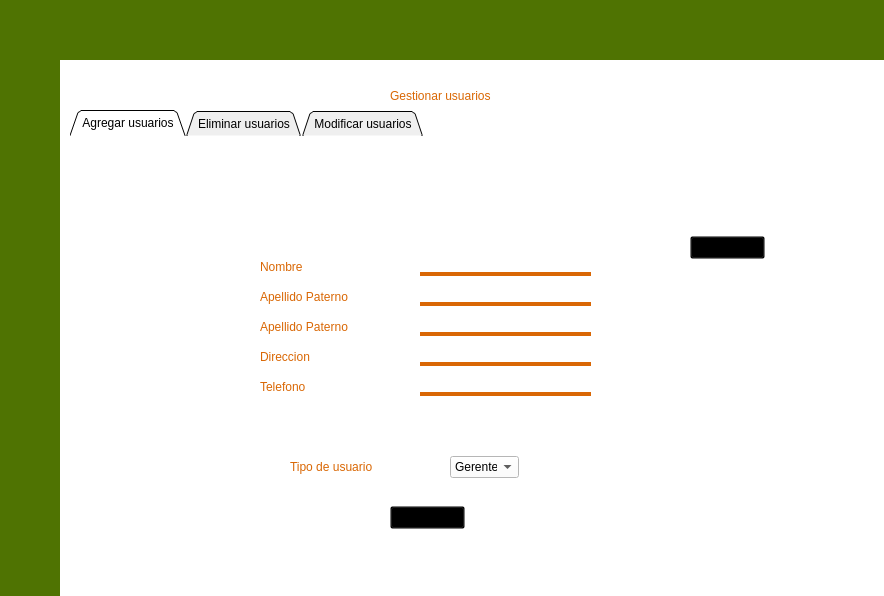
Above: gerente.ui from FernandoHS-0/Sabware before the change. Below: the same form after it.
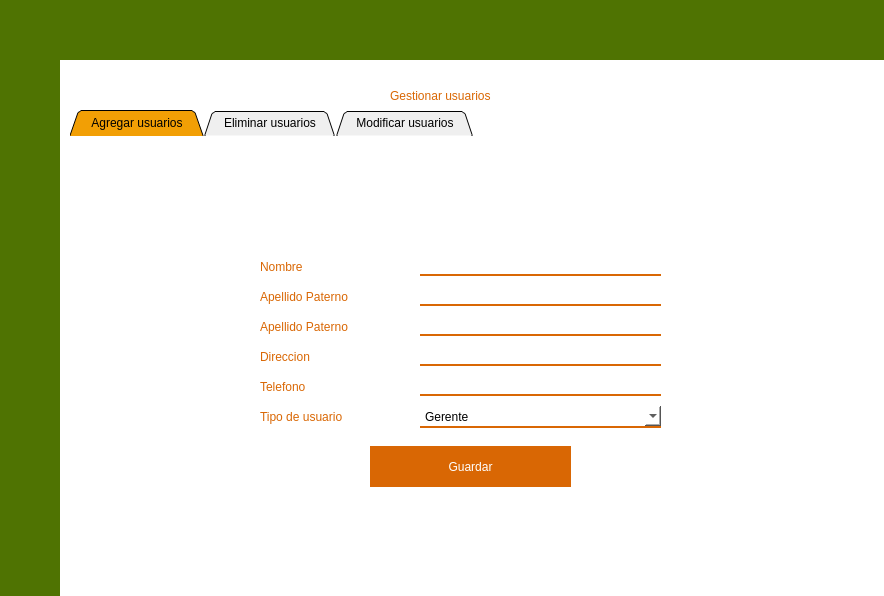
That is the form after the change. Icons and pictures are not drawn.

The edit to the form file:
```diff
--- a/gerente.ui
+++ b/gerente.ui
@@ -156,8 +156,9 @@
       <string notr="true">QTabBar::tab{
 padding-top: 5px;
 padding-bottom: 5px;
-padding-left:10px;
-padding-right: 10px;
+padding-left:20px;
+padding-right: 20px;
+font: 7.5pt &quot;HelvLight&quot;;
 }
 QTabBar::tab:selected{
 border-top: 1px solid red;
@@ -168,9 +169,6 @@
 }
 
 
-
-    background: transparent;
-
 </string>
      </property>
      <property name="tabPosition">
@@ -232,15 +230,16 @@
         <rect>
          <x>350</x>
          <y>150</y>
-         <width>171</width>
+         <width>241</width>
          <height>20</height>
         </rect>
        </property>
        <property name="styleSheet">
         <string notr="true">    background-color:#FFF;
     border: none;
-    border-bottom: 4px solid #D96704; 
+    border-bottom: 2px solid #D96704; 
 	color: black;
+font: 10pt &quot;HelvLight&quot;;
 </string>
        </property>
        <property name="text">
@@ -250,15 +249,17 @@
       <widget class="QComboBox" name="comboBox">
        <property name="geometry">
         <rect>
-         <x>380</x>
-         <y>320</y>
-         <width>69</width>
+         <x>350</x>
+         <y>270</y>
+         <width>241</width>
          <height>22</height>
         </rect>
        </property>
        <property name="styleSheet">
-        <string notr="true">
+        <string notr="true">font: 10pt &quot;HelvLight&quot;;
 background-color:#FFF;
+ border: none;
+border-bottom: 2px solid #D96704; 
 </string>
        </property>
        <item>
@@ -287,15 +288,16 @@
         <rect>
          <x>350</x>
          <y>120</y>
-         <width>171</width>
+         <width>241</width>
          <height>20</height>
         </rect>
        </property>
        <property name="styleSheet">
         <string notr="true">    background-color:#FFF;
     border: none;
-    border-bottom: 4px solid #D96704; 
+    border-bottom: 2px solid #D96704; 
 	color: black;
+font: 10pt &quot;HelvLight&quot;;
 </string>
        </property>
        <property name="text">
@@ -341,15 +343,16 @@
         <rect>
          <x>350</x>
          <y>180</y>
-         <width>171</width>
+         <width>241</width>
          <height>20</height>
         </rect>
        </property>
        <property name="styleSheet">
         <string notr="true">    background-color:#FFF;
     border: none;
-    border-bottom: 4px solid #D96704; 
+    border-bottom: 2px solid #D96704; 
 	color: black;
+font: 10pt &quot;HelvLight&quot;;
 </string>
        </property>
        <property name="text">
@@ -378,16 +381,16 @@
         <rect>
          <x>350</x>
          <y>210</y>
-         <width>171</width>
+         <width>241</width>
          <height>20</height>
         </rect>
        </property>
        <property name="styleSheet">
         <string notr="true">    background-color:#FFF;
     border: none;
-    border-bottom: 4px solid #D96704; 
+    border-bottom: 2px solid #D96704; 
 	color: black;
-</string>
+font: 10pt &quot;HelvLight&quot;;</string>
        </property>
        <property name="text">
         <string/>
@@ -396,8 +399,8 @@
       <widget class="QLabel" name="label_6">
        <property name="geometry">
         <rect>
-         <x>220</x>
-         <y>320</y>
+         <x>190</x>
+         <y>270</y>
          <width>141</width>
          <height>21</height>
         </rect>
@@ -413,12 +416,24 @@
       <widget class="QPushButton" name="Guardar">
        <property name="geometry">
         <rect>
-         <x>320</x>
-         <y>370</y>
-         <width>75</width>
-         <height>23</height>
+         <x>300</x>
+         <y>310</y>
+         <width>201</width>
+         <height>41</height>
         </rect>
        </property>
+       <property name="styleSheet">
+        <string notr="true">#Guardar{
+	background-color: #D96704;
+	border: none;
+	font: 16pt &quot;HelvLight&quot;;
+	color: white;
+}
+
+#Guardar:Hover{
+	background-color: #A9BF04;
+}</string>
+       </property>
        <property name="text">
         <string>Guardar</string>
        </property>
@@ -428,16 +443,16 @@
         <rect>
          <x>350</x>
          <y>240</y>
-         <width>171</width>
+         <width>241</width>
          <height>20</height>
         </rect>
        </property>
        <property name="styleSheet">
         <string notr="true">    background-color:#FFF;
     border: none;
-    border-bottom: 4px solid #D96704; 
+    border-bottom: 2px solid #D96704; 
 	color: black;
-</string>
+font: 10pt &quot;HelvLight&quot;;</string>
        </property>
        <property name="text">
         <string/>
@@ -460,19 +475,6 @@
         <string>Telefono</string>
        </property>
       </widget>
-      <widget class="QPushButton" name="pushButton_2">
-       <property name="geometry">
-        <rect>
-         <x>620</x>
-         <y>100</y>
-         <width>75</width>
-         <height>23</height>
-        </rect>
-       </property>
-       <property name="text">
-        <string>PushButton</string>
-       </property>
-      </widget>
      </widget>
      <widget class="QWidget" name="Eliminar">
       <property name="styleSheet">
```
